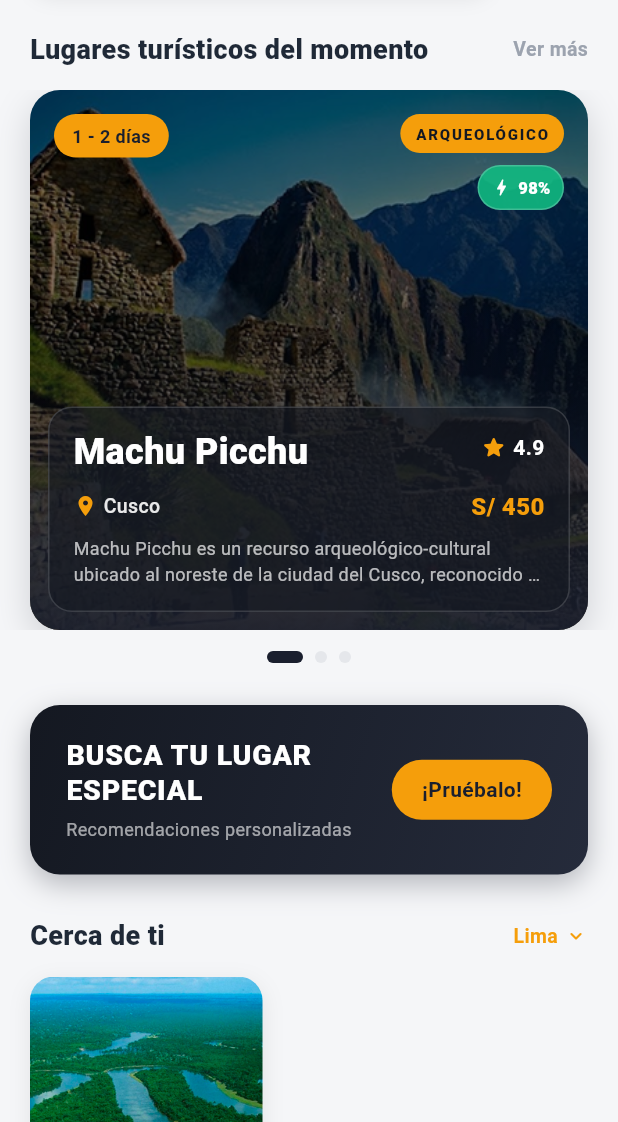
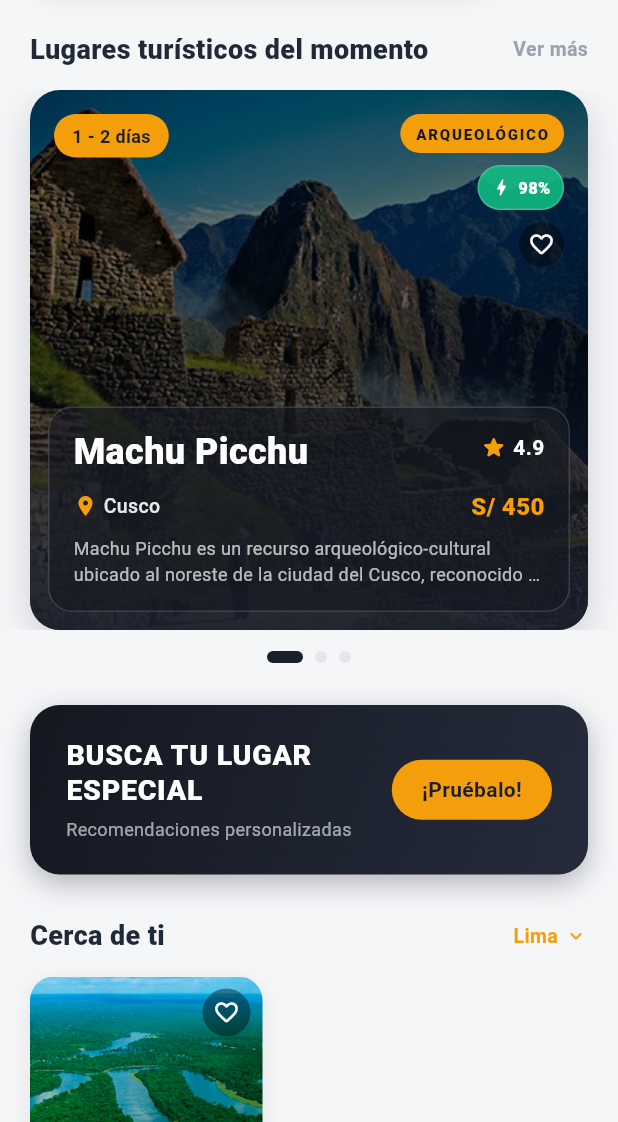
Before and after one commit to biznovatech-spec/proxvel_app, a Flutter app: the HomeScreen screen opened directly, scrolled down 187 dp, on a phone screen of 412 x 824 dp, the part 114-1236 px from its top. Run offline on Flutter 3.47's test engine with Material 3 defaults, Android fonts, the phone set to English and light mode, and no system bars; our stand-ins replace flutter_secure_storage, flutter_svg, go_router, shared_preferences; accounts and stored records are empty; network calls fail.

Commit message:
Connect Flutter favorites to backend

```diff
--- a/lib/core/widgets/cards/destination_card.dart
+++ b/lib/core/widgets/cards/destination_card.dart
@@ -1,5 +1,7 @@
 import 'package:flutter/material.dart';
+import 'package:provider/provider.dart';
 import '../../../models/destination_model.dart';
+import '../../../controllers/favorites_controller.dart';
 import '../../../core/theme/app_colors.dart';
 import '../images/adaptive_destination_image.dart';
 
@@ -8,11 +10,13 @@ import '../images/adaptive_destination_image.dart';
 class DestinationCard extends StatelessWidget {
   final DestinationModel destination;
   final VoidCallback onTap;
+  final bool showFavoriteButton;
 
   const DestinationCard({
     super.key,
     required this.destination,
     required this.onTap,
+    this.showFavoriteButton = true,
   });
 
   @override
@@ -97,6 +101,34 @@ class DestinationCard extends StatelessWidget {
                   ),
                 ),
               ),
+
+              // ── Favorite Button ──
+              if (showFavoriteButton)
+                Positioned(
+                  top: 8,
+                  right: 8,
+                  child: Consumer<FavoritesController>(
+                    builder: (context, favCtrl, child) {
+                      final isFav = favCtrl.isFavorite(destination.id);
+                      return GestureDetector(
+                        onTap: () => favCtrl.toggleFavorite(destination.id),
+                        child: Container(
+                          width: 32,
+                          height: 32,
+                          decoration: BoxDecoration(
+                            color: Colors.black.withValues(alpha: 0.4),
+                            shape: BoxShape.circle,
+                          ),
+                          child: Icon(
+                            isFav ? Icons.favorite_rounded : Icons.favorite_border_rounded,
+                            color: isFav ? AppColors.error : Colors.white,
+                            size: 18,
+                          ),
+                        ),
+                      );
+                    },
+                  ),
+                ),
             ],
           ),
         ),
--- a/lib/core/widgets/cards/trending_destination_card.dart
+++ b/lib/core/widgets/cards/trending_destination_card.dart
@@ -1,5 +1,7 @@
 import 'package:flutter/material.dart';
+import 'package:provider/provider.dart';
 import '../../../models/destination_model.dart';
+import '../../../controllers/favorites_controller.dart';
 import '../../../core/theme/app_colors.dart';
 import '../images/adaptive_destination_image.dart';
 
@@ -134,6 +136,28 @@ class TrendingDestinationCard extends StatelessWidget {
                         ],
                       ),
                     ),
+                    const SizedBox(height: 8),
+                    // Favorite Heart
+                    Consumer<FavoritesController>(
+                      builder: (context, favCtrl, child) {
+                        final isFav = favCtrl.isFavorite(destination.id);
+                        return GestureDetector(
+                          onTap: () => favCtrl.toggleFavorite(destination.id),
+                          child: Container(
+                            padding: const EdgeInsets.all(6),
+                            decoration: BoxDecoration(
+                              color: Colors.black.withValues(alpha: 0.4),
+                              shape: BoxShape.circle,
+                            ),
+                            child: Icon(
+                              isFav ? Icons.favorite_rounded : Icons.favorite_border_rounded,
+                              color: isFav ? AppColors.error : Colors.white,
+                              size: 18,
+                            ),
+                          ),
+                        );
+                      },
+                    ),
                   ],
                 ),
               ),
--- a/lib/integration/api/api_config.dart
+++ b/lib/integration/api/api_config.dart
@@ -12,5 +12,8 @@ class ApiConfig {
   /// Ya NO se usa como fuente principal en Feedback, Mis Reseñas, Perfil ni Preferencias en el flujo real.
   static const String demoUserId = 'U00001';
 
+  // Endpoints
+  static const String favorites = '/favorites';
+
   static String get apiBaseUrl => baseUrl;
 }
--- /dev/null
+++ b/lib/models/favorite_model.dart
@@ -0,0 +1,51 @@
+class FavoriteModel {
+  final String destinationId;
+  final String name;
+  final String? city;
+  final String? region;
+  final String? category;
+  final String? coverImageUrl;
+  final double? rating;
+  final bool isFavorite;
+  final DateTime? createdAt;
+
+  FavoriteModel({
+    required this.destinationId,
+    required this.name,
+    this.city,
+    this.region,
+    this.category,
+    this.coverImageUrl,
+    this.rating,
+    this.isFavorite = true,
+    this.createdAt,
+  });
+
+  factory FavoriteModel.fromJson(Map<String, dynamic> json) {
+    return FavoriteModel(
+      destinationId: json['destination_id'] ?? '',
+      name: json['name'] ?? '',
+      city: json['city'],
+      region: json['region'],
+      category: json['category'],
+      coverImageUrl: json['cover_image_url'],
+      rating: json['rating'] != null ? (json['rating'] as num).toDouble() : null,
+      isFavorite: json['is_favorite'] ?? true,
+      createdAt: json['created_at'] != null ? DateTime.tryParse(json['created_at']) : null,
+    );
+  }
+
+  Map<String, dynamic> toJson() {
+    return {
+      'destination_id': destinationId,
+      'name': name,
+      'city': city,
+      'region': region,
+      'category': category,
+      'cover_image_url': coverImageUrl,
+      'rating': rating,
+      'is_favorite': isFavorite,
+      'created_at': createdAt?.toIso8601String(),
+    };
+  }
+}
--- a/lib/views/favorites/favorites_screen.dart
+++ b/lib/views/favorites/favorites_screen.dart
@@ -142,6 +142,7 @@ class _FavoritesScreenState extends State<FavoritesScreen> {
             Positioned.fill(
               child: DestinationCard(
                 destination: dest,
+                showFavoriteButton: false,
                 onTap: () => context.push('/destination/${dest.id}'),
               ),
             ),
```
Also changed, not shown: lib/app.dart (+7 -3 lines), lib/controllers/favorites_controller.dart (+38 -20 lines), lib/core/widgets/cards/destination_recommendation_card.dart (+30 -1 lines), lib/integration/api/api_client.dart (+19 -6 lines), lib/integration/services/favorites_service.dart (added, +56 -0 lines), lib/models/destination_model.dart (+22 -0 lines), 1 other file.
